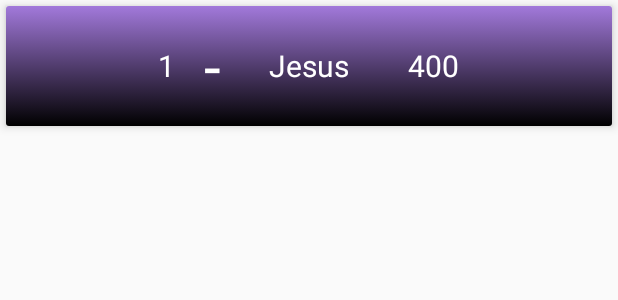
After one commit to MarceloxAlves/ForcaX, an Android app: the layout activity_item_recorde_view_holder.xml on its own in the app's theme, with its tools: preview values and no code run, on a phone screen of 412 x 824 dp. The commit adds this screen. Shown: the top 300 px of the screen. Run offline under Robolectric (Android 15) with nearby library versions, the phone set to English and light mode, and no system bars.

Commit message:
Tela de recordes

```diff
--- a/app/build.gradle
+++ b/app/build.gradle
@@ -30,4 +30,7 @@ dependencies {
     testImplementation 'junit:junit:4.12'
     androidTestImplementation 'com.android.support.test:runner:1.0.1'
     androidTestImplementation 'com.android.support.test.espresso:espresso-core:3.0.1'
+    compile 'com.android.support:recyclerview-v7:26.1.0'
+    compile 'com.android.support:design:26.1.0'
+    compile 'com.android.support:cardview-v7:26.1.0'
 }
--- a/app/src/main/AndroidManifest.xml
+++ b/app/src/main/AndroidManifest.xml
@@ -22,7 +22,9 @@
         <activity android:name=".app.GameActivity" />
         <activity android:name=".app.MainActivity" />
         <activity android:name=".app.FormularioActivity" />
-        <activity android:name=".app.AdicionarTemaActivity"></activity>
+        <activity android:name=".app.AdicionarTemaActivity" />
+        <activity android:name=".app.RecordesActivity" />
+        <activity android:name=".app.ItemRecordeViewHolderActivity"></activity>
     </application>
 
 </manifest>
--- a/app/src/main/java/br/com/avantigames/forcax/app/MainActivity.java
+++ b/app/src/main/java/br/com/avantigames/forcax/app/MainActivity.java
@@ -56,4 +56,8 @@ public class MainActivity extends AppCompatActivity {
         startActivity(new Intent(this,FormularioActivity.class));
         finish();
     }
+
+    public void mostrarRecordes(View view) {
+        startActivity(new Intent(this,RecordesActivity.class));
+    }
 }
--- /dev/null
+++ b/app/src/main/res/layout/activity_item_recorde_view_holder.xml
@@ -0,0 +1,66 @@
+<?xml version="1.0" encoding="utf-8"?>
+<android.support.v7.widget.CardView xmlns:android="http://schemas.android.com/apk/res/android"
+    xmlns:app="http://schemas.android.com/apk/res-auto"
+    xmlns:tools="http://schemas.android.com/tools"
+    android:layout_width="match_parent"
+    android:layout_height="80dp"
+    android:padding="8dp"
+    android:clickable="true"
+    android:layout_marginTop="4dp"
+    app:cardElevation="4dp"
+    android:layout_marginLeft="4dp"
+    android:layout_marginRight="4dp"
+    app:cardUseCompatPadding="false"
+    app:cardPreventCornerOverlap="false"
+    tools:context=".app.ItemRecordeViewHolderActivity">
+
+    <RelativeLayout
+        android:layout_width="match_parent"
+        android:layout_height="match_parent"
+        android:background="@drawable/bg_game">
+
+        <TextView
+            android:id="@+id/index_record"
+            android:layout_width="wrap_content"
+            android:layout_height="wrap_content"
+            android:layout_alignParentStart="true"
+            android:layout_centerVertical="true"
+            android:layout_marginStart="101dp"
+            android:text="1"
+            android:textColor="@color/white"
+            android:textSize="20sp" />
+
+        <TextView
+            android:id="@+id/separador"
+            android:layout_width="wrap_content"
+            android:layout_height="wrap_content"
+            android:layout_alignParentStart="true"
+            android:layout_centerVertical="true"
+            android:layout_marginStart="132dp"
+            android:text="-"
+            android:textColor="@color/white"
+            android:textSize="40sp" />
+
+        <TextView
+            android:id="@+id/nome_jogador"
+            android:layout_width="wrap_content"
+            android:layout_height="wrap_content"
+            android:layout_centerInParent="true"
+            android:text="Jesus"
+            android:textColor="@color/white"
+            android:textSize="20sp" />
+
+        <TextView
+            android:id="@+id/pontuacao_jogador"
+            android:layout_width="wrap_content"
+            android:layout_height="wrap_content"
+            android:layout_alignParentEnd="true"
+            android:layout_centerVertical="true"
+            android:layout_marginEnd="102dp"
+            android:text="400"
+            android:textColor="@color/white"
+            android:textSize="20sp" />
+
+    </RelativeLayout>
+
+</android.support.v7.widget.CardView>
--- a/app/src/main/res/layout/activity_main.xml
+++ b/app/src/main/res/layout/activity_main.xml
@@ -47,6 +47,7 @@
             android:layout_height="wrap_content"
             android:background="@drawable/button_layout"
             android:layout_marginLeft="30dp"
+            android:onClick="mostrarRecordes"
             android:text="@string/recordes"/>
 
     </LinearLayout>
--- a/app/src/main/res/values/strings.xml
+++ b/app/src/main/res/values/strings.xml
@@ -15,5 +15,4 @@
     <string name="salvar">Salvar</string>
     <string name="plus">+</string>
     <string name="config">Config</string>
-    <string name="tema">Tema</string>
 </resources>
```
Also changed, not shown: app/src/main/java/br/com/avantigames/forcax/app/ItemRecordeViewHolderActivity.java (added, +15 -0 lines), app/src/main/java/br/com/avantigames/forcax/app/RecordesActivity.java (added, +37 -0 lines), app/src/main/java/br/com/avantigames/forcax/model/adapter/RecordesAdapter.java (added, +66 -0 lines), app/src/main/res/layout/activity_recordes.xml (added, +27 -0 lines).
